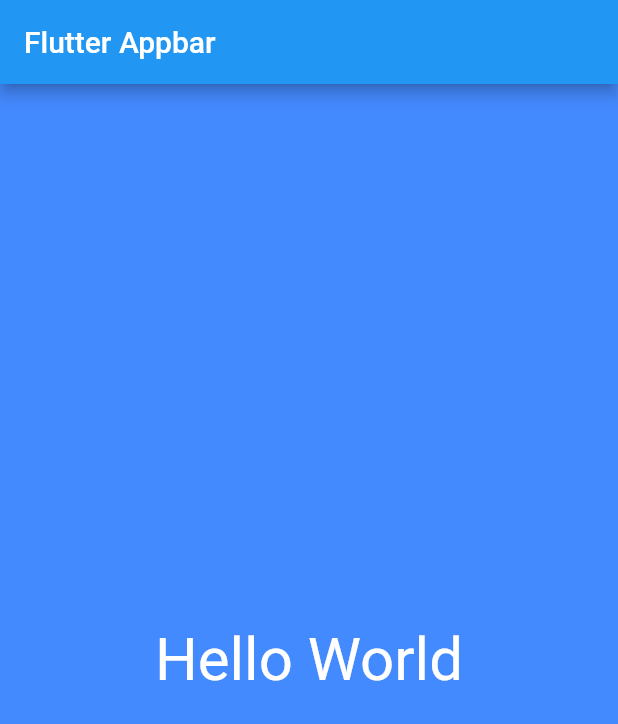
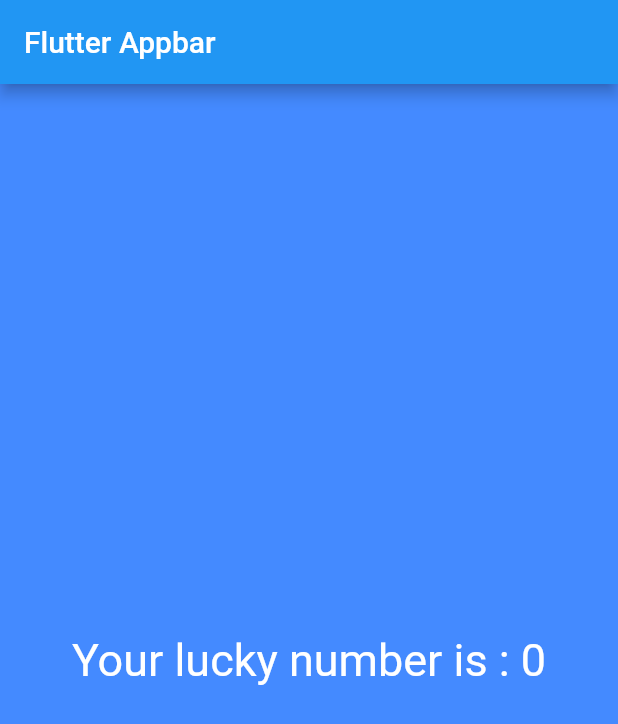
Before and after one commit to Sweng29/flutter_hello_world_app, a Flutter app: the screen it shows after launch, on a phone screen of 412 x 824 dp. Shown: the top 724 px of the screen. Run offline on Flutter 3.47's test engine with Material 2 defaults, Android fonts, the phone set to English and light mode, and no system bars.

Commit message:
Adding some logic into the App by adding lucky number of the day method (Completed section-01)

```diff
--- a/flutter_apps/lib/app_screens/second_screen.dart
+++ b/flutter_apps/lib/app_screens/second_screen.dart
@@ -1,3 +1,5 @@
+import 'dart:math';
+
 import 'package:flutter/material.dart';
 
 class SecondScreen extends StatelessWidget {
@@ -7,11 +9,19 @@ class SecondScreen extends StatelessWidget {
       color: Colors.blueAccent,
       child: Center(
         child: Text(
-          "Hello World",
+          generateLuckyNumberOfTheDay(),
           textDirection: TextDirection.ltr,
-          style: TextStyle(color: Colors.white, fontSize: 40.0),
+          style: TextStyle(color: Colors.white, fontSize: 30.0),
         ),
       ),
     );
   }
+
+  String generateLuckyNumberOfTheDay() {
+    var random = new Random();
+
+    int luckyNumber = random.nextInt(10);
+
+    return "Your lucky number is : ${luckyNumber}";
+  }
 }
```
